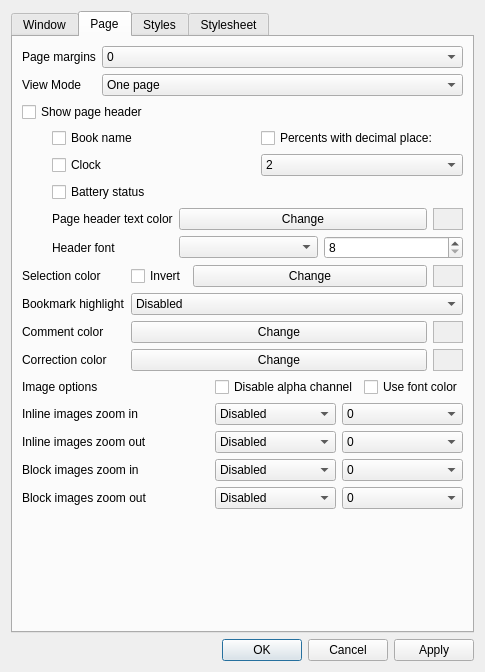
EXL/coolreader, file cr3qt/src/settings.ui: the form before one commit.
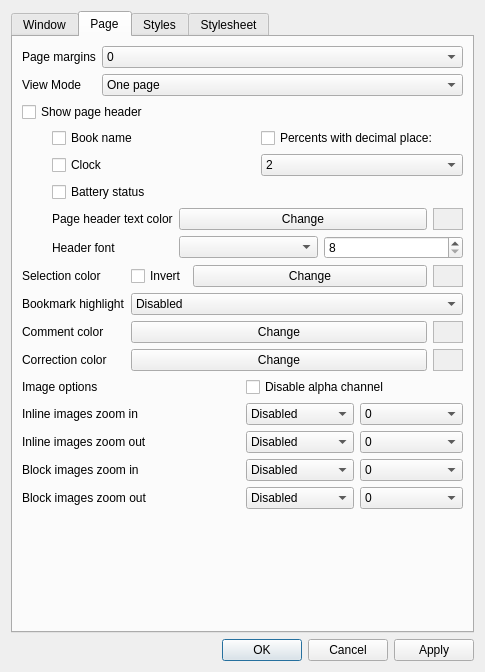
The form after the commit. The open tabs and pages were chosen to show the change. Icons and pictures are not drawn. Custom widgets are drawn as their Qt base class.

Commit message: Revert all "Image brightness commits"

```diff
--- a/cr3qt/src/settings.ui
+++ b/cr3qt/src/settings.ui
@@ -974,13 +974,6 @@
              </property>
             </widget>
            </item>
-           <item>
-            <widget class="QCheckBox" name="cbImageColorFont">
-             <property name="text">
-              <string>Use font color</string>
-             </property>
-            </widget>
-           </item>
           </layout>
          </item>
          <item row="1" column="0">
```
The commit also changes 11 other files.
